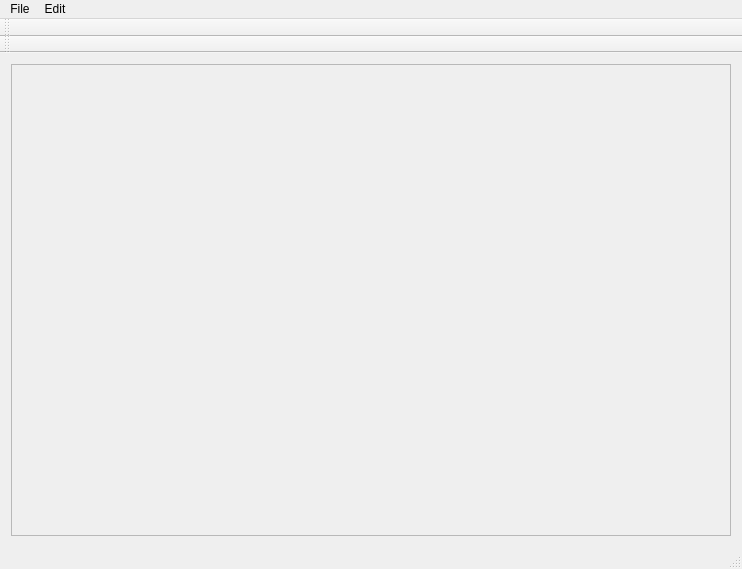
This is mainwindow.ui in mattrichard/prog4 as Qt 5 draws it before an edit. The edited form follows.
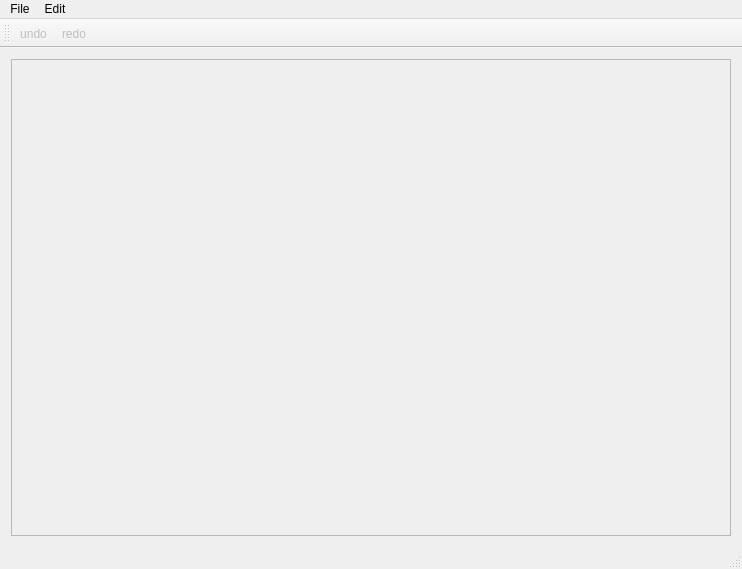
This is the edited form.

Commit message: Added undo and redo actions.

```diff
--- a/mainwindow.ui
+++ b/mainwindow.ui
@@ -47,7 +47,7 @@
          <x>0</x>
          <y>0</y>
          <width>722</width>
-         <height>472</height>
+         <height>463</height>
         </rect>
        </property>
        <property name="sizePolicy">
@@ -111,25 +111,19 @@
    <addaction name="menuEdit"/>
   </widget>
   <widget class="QToolBar" name="mainToolBar">
-   <attribute name="toolBarArea">
-    <enum>TopToolBarArea</enum>
-   </attribute>
-   <attribute name="toolBarBreak">
-    <bool>false</bool>
-   </attribute>
-  </widget>
-  <widget class="QStatusBar" name="statusBar"/>
-  <widget class="QToolBar" name="toolBar">
-   <property name="windowTitle">
-    <string>toolBar</string>
-   </property>
-   <attribute name="toolBarArea">
-    <enum>TopToolBarArea</enum>
-   </attribute>
-   <attribute name="toolBarBreak">
+   <property name="enabled">
     <bool>true</bool>
+   </property>
+   <attribute name="toolBarArea">
+    <enum>TopToolBarArea</enum>
    </attribute>
+   <attribute name="toolBarBreak">
+    <bool>false</bool>
+   </attribute>
+   <addaction name="actionUndo"/>
+   <addaction name="actionRedo"/>
   </widget>
+  <widget class="QStatusBar" name="statusBar"/>
   <action name="actionExit">
    <property name="text">
     <string>Exit</string>
@@ -161,6 +155,28 @@
     <string>Grayscale</string>
    </property>
   </action>
+  <action name="actionUndo">
+   <property name="enabled">
+    <bool>false</bool>
+   </property>
+   <property name="text">
+    <string>undo</string>
+   </property>
+   <property name="shortcut">
+    <string>Ctrl+Z</string>
+   </property>
+  </action>
+  <action name="actionRedo">
+   <property name="enabled">
+    <bool>false</bool>
+   </property>
+   <property name="text">
+    <string>redo</string>
+   </property>
+   <property name="shortcut">
+    <string>Ctrl+Shift+Z</string>
+   </property>
+  </action>
  </widget>
  <layoutdefault spacing="6" margin="11"/>
  <resources/>
```
The commit also changes 3 other files.
